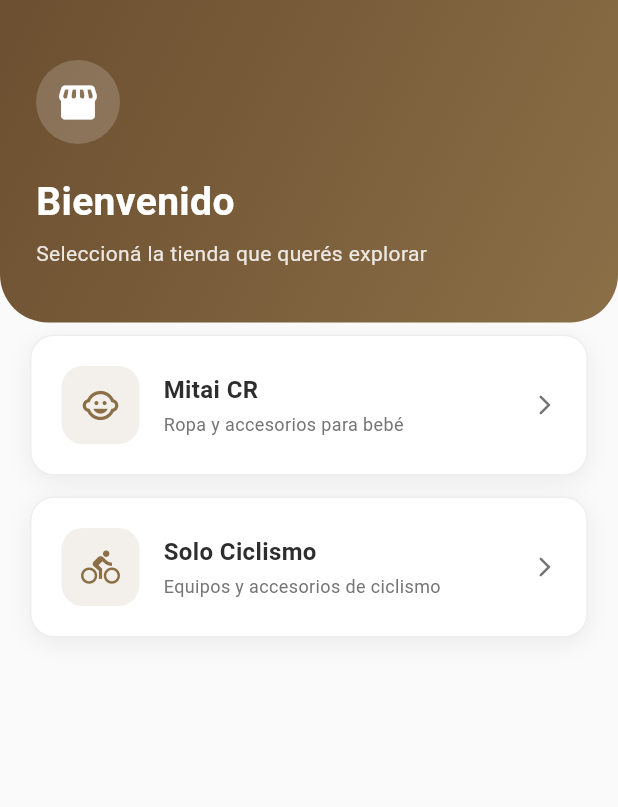
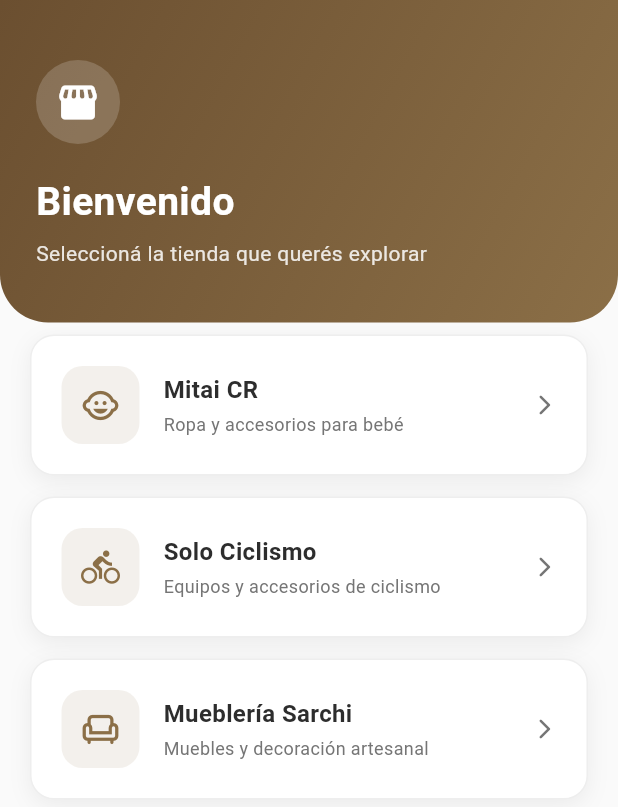
Before and after one commit to JuanDiego255/FlutterEcommerceApp, a Flutter app: the screen it shows after launch, on a phone screen of 412 x 824 dp. Shown: the top 807 px of the screen. Run offline on Flutter 3.47's test engine with Material 3 defaults, Android fonts, the phone set to English and light mode, and no system bars; our stand-ins replace app_links, cached_network_image, equatable, flutter_bloc, flutter_credit_card, flutter_image_slideshow and 8 more; accounts and stored records are empty.

Commit message:
Se corrige tenants al abrir app

```diff
--- a/lib/src/presentation/pages/catalog/tenant/TenantSelectPage.dart
+++ b/lib/src/presentation/pages/catalog/tenant/TenantSelectPage.dart
@@ -26,14 +26,20 @@ const _kTenants = [
   _Tenant(
     name: 'Mitai CR',
     subtitle: 'Ropa y accesorios para bebé',
-    domain: 'mitaibabyboutique.mitaicr.com',
+    domain: 'mitaicr.com',
     icon: Icons.child_care_outlined,
   ),
   _Tenant(
     name: 'Solo Ciclismo',
     subtitle: 'Equipos y accesorios de ciclismo',
-    domain: 'solociclismocrc.mitaicr.com',
+    domain: 'solociclismocrc.safeworsolutions.com',
     icon: Icons.directions_bike_outlined,
+  ),
+  _Tenant(
+    name: 'Mueblería Sarchi',
+    subtitle: 'Muebles y decoración artesanal',
+    domain: 'muebleriasarchi.com',
+    icon: Icons.chair_outlined,
   ),
 ];
 
```
